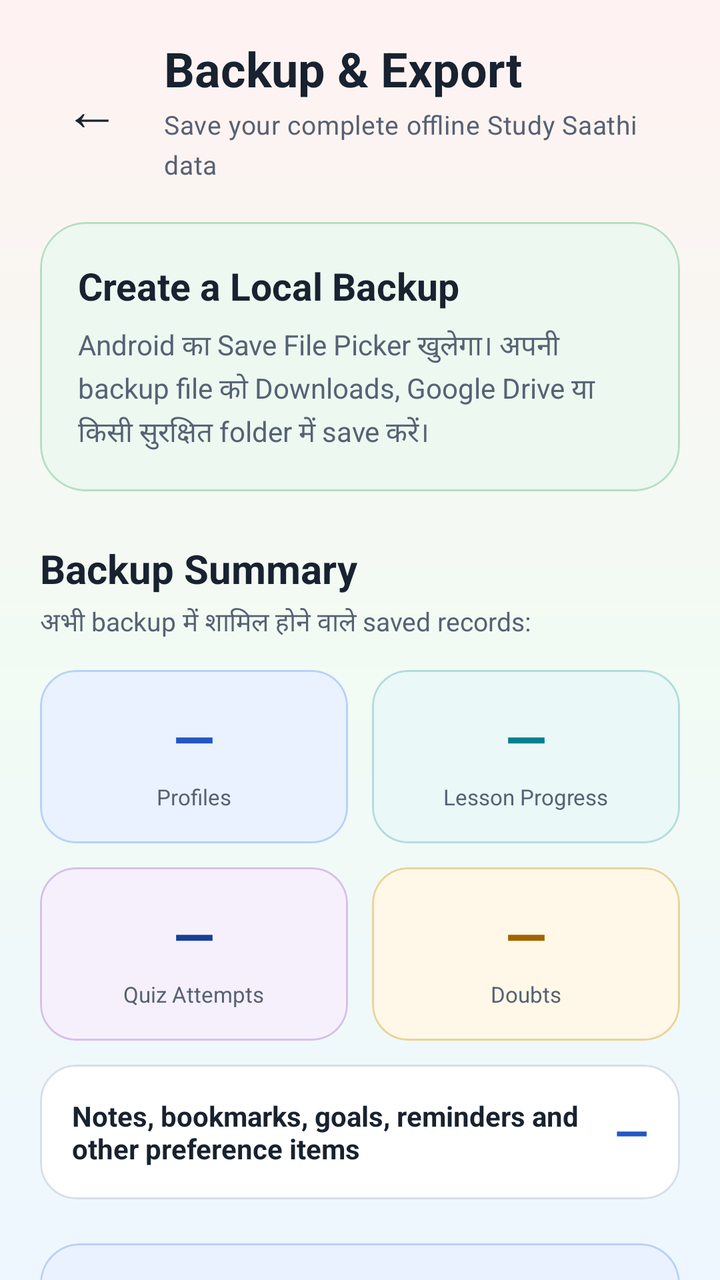
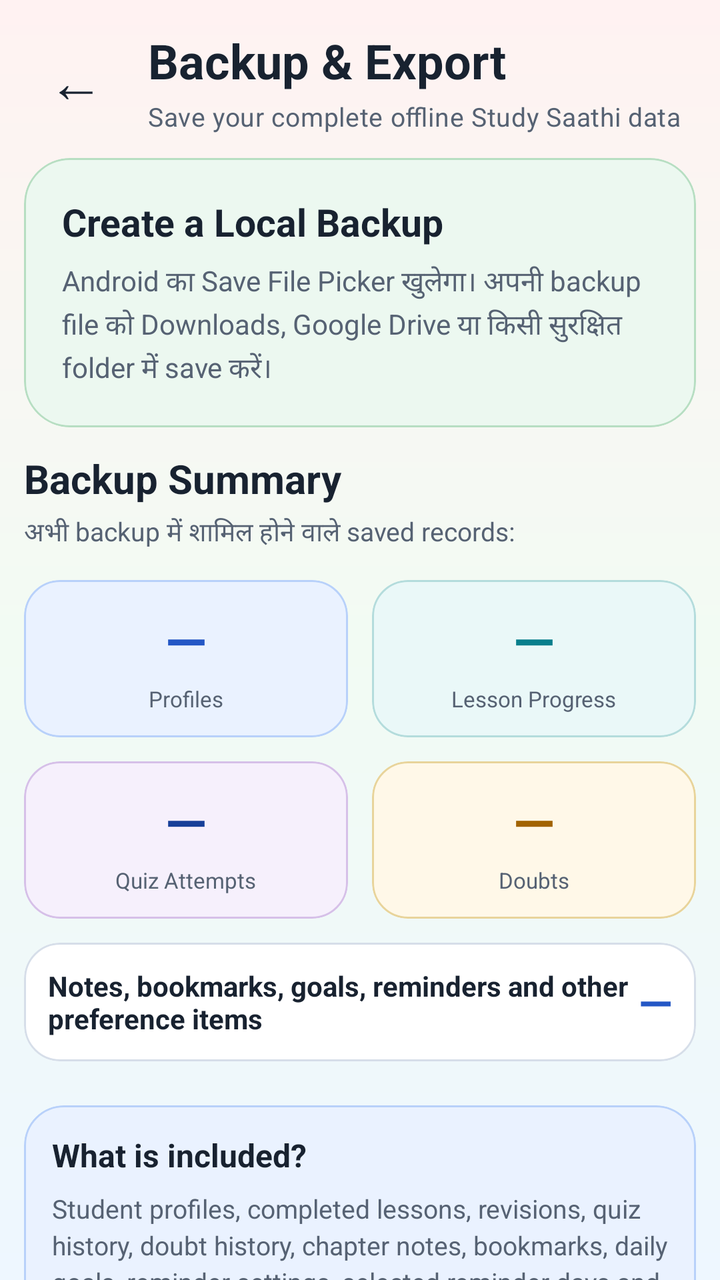

The first picture is an Android layout as it rendered before a commit; the second is the same layout after the commit. The layout source and the unified diff follow.
<!-- AndroidManifest.xml: application theme Theme.StudySaathi -->
<!-- res/layout/activity_backup_export.xml -->
<?xml version="1.0" encoding="utf-8"?>
<androidx.coordinatorlayout.widget.CoordinatorLayout xmlns:android="http://schemas.android.com/apk/res/android"
    xmlns:app="http://schemas.android.com/apk/res-auto"
    android:id="@+id/backupExportRoot"
    android:layout_width="match_parent"
    android:layout_height="match_parent"
    android:background="@drawable/bg_app_soft_mix">

    <androidx.core.widget.NestedScrollView
        android:id="@+id/contentBackupExport"
        android:layout_width="match_parent"
        android:layout_height="match_parent"
        android:clipToPadding="false"
        android:fillViewport="true"
        android:overScrollMode="never">

        <LinearLayout
            android:layout_width="match_parent"
            android:layout_height="wrap_content"
            android:orientation="vertical"
            android:paddingStart="20dp"
            android:paddingTop="18dp"
            android:paddingEnd="20dp"
            android:paddingBottom="38dp">

            <LinearLayout
                android:layout_width="match_parent"
                android:layout_height="wrap_content"
                android:gravity="center_vertical"
                android:orientation="horizontal">

                <com.google.android.material.button.MaterialButton
                    android:id="@+id/buttonBack"
                    style="@style/Widget.Material3.Button.TextButton"
                    android:layout_width="52dp"
                    android:layout_height="52dp"
                    android:contentDescription="@string/back"
                    android:insetLeft="0dp"
                    android:insetTop="0dp"
                    android:insetRight="0dp"
                    android:insetBottom="0dp"
                    android:minWidth="0dp"
                    android:text="←"
                    android:textColor="@color/ss_text_primary"
                    android:textSize="28sp"
                    app:cornerRadius="16dp" />

                <LinearLayout
                    android:layout_width="0dp"
                    android:layout_height="wrap_content"
                    android:layout_marginStart="10dp"
                    android:layout_weight="1"
                    android:orientation="vertical">

                    <TextView
                        style="@style/TextAppearance.StudySaathi.Heading"
                        android:layout_width="match_parent"
                        android:layout_height="wrap_content"
                        android:text="@string/backup_export_title"
                        android:textSize="24sp" />

                    <TextView
                        style="@style/TextAppearance.StudySaathi.Body"
                        android:layout_width="match_parent"
                        android:layout_height="wrap_content"
                        android:layout_marginTop="3dp"
                        android:text="@string/backup_export_subtitle"
                        android:textSize="13sp" />

                </LinearLayout>

            </LinearLayout>

            <com.google.android.material.card.MaterialCardView
                android:layout_width="match_parent"
                android:layout_height="wrap_content"
                android:layout_marginTop="20dp"
                app:cardBackgroundColor="@color/ss_green_soft"
                app:cardCornerRadius="23dp"
                app:cardElevation="0dp"
                app:strokeColor="@color/ss_green_border"
                app:strokeWidth="1dp">

                <LinearLayout
                    android:layout_width="match_parent"
                    android:layout_height="wrap_content"
                    android:orientation="vertical"
                    android:padding="19dp">

                    <TextView
                        android:layout_width="match_parent"
                        android:layout_height="wrap_content"
                        android:fontFamily="sans-serif-rounded"
                        android:text="@string/backup_intro_title"
                        android:textColor="@color/ss_text_primary"
                        android:textSize="19sp"
                        android:textStyle="bold" />

                    <TextView
                        android:layout_width="match_parent"
                        android:layout_height="wrap_content"
                        android:layout_marginTop="7dp"
                        android:fontFamily="sans-serif"
                        android:lineSpacingExtra="3dp"
                        android:text="@string/backup_intro_description"
                        android:textColor="@color/ss_text_secondary"
                        android:textSize="14sp" />

                </LinearLayout>

            </com.google.android.material.card.MaterialCardView>

            <TextView
                android:layout_width="match_parent"
                android:layout_height="wrap_content"
                android:layout_marginTop="25dp"
                android:fontFamily="sans-serif-rounded"
                android:text="@string/backup_summary_title"
                android:textColor="@color/ss_text_primary"
                android:textSize="20sp"
                android:textStyle="bold" />

            <TextView
                android:layout_width="match_parent"
                android:layout_height="wrap_content"
                android:layout_marginTop="4dp"
                android:text="@string/backup_summary_description"
                android:textColor="@color/ss_text_secondary"
                android:textSize="13sp" />

            <LinearLayout
                android:layout_width="match_parent"
                android:layout_height="wrap_content"
                android:layout_marginTop="14dp"
                android:orientation="horizontal">

                <com.google.android.material.card.MaterialCardView
                    android:layout_width="0dp"
                    android:layout_height="wrap_content"
                    android:layout_marginEnd="6dp"
                    android:layout_weight="1"
                    app:cardBackgroundColor="@color/ss_blue_soft"
                    app:cardCornerRadius="18dp"
                    app:cardElevation="0dp"
                    app:strokeColor="@color/ss_blue_border"
                    app:strokeWidth="1dp">

                    <LinearLayout
                        android:layout_width="match_parent"
                        android:layout_height="wrap_content"
                        android:gravity="center"
                        android:orientation="vertical"
                        android:padding="16dp">

                        <TextView
                            android:id="@+id/textBackupProfiles"
                            android:layout_width="wrap_content"
                            android:layout_height="wrap_content"
                            android:text="—"
                            android:textColor="@color/ss_primary"
                            android:textSize="27sp"
                            android:textStyle="bold" />

                        <TextView
                            android:layout_width="wrap_content"
                            android:layout_height="wrap_content"
                            android:layout_marginTop="4dp"
                            android:text="@string/backup_profiles_label"
                            android:textColor="@color/ss_text_secondary"
                            android:textSize="11sp" />

                    </LinearLayout>

                </com.google.android.material.card.MaterialCardView>

                <com.google.android.material.card.MaterialCardView
                    android:layout_width="0dp"
                    android:layout_height="wrap_content"
                    android:layout_marginStart="6dp"
                    android:layout_weight="1"
                    app:cardBackgroundColor="@color/ss_teal_soft"
                    app:cardCornerRadius="18dp"
                    app:cardElevation="0dp"
                    app:strokeColor="@color/ss_teal_border"
                    app:strokeWidth="1dp">

                    <LinearLayout
                        android:layout_width="match_parent"
                        android:layout_height="wrap_content"
                        android:gravity="center"
                        android:orientation="vertical"
                        android:padding="16dp">

                        <TextView
                            android:id="@+id/textBackupLessons"
                            android:layout_width="wrap_content"
                            android:layout_height="wrap_content"
                            android:text="—"
                            android:textColor="@color/ss_secondary"
                            android:textSize="27sp"
                            android:textStyle="bold" />

                        <TextView
                            android:layout_width="wrap_content"
                            android:layout_height="wrap_content"
                            android:layout_marginTop="4dp"
                            android:text="@string/backup_lessons_label"
                            android:textColor="@color/ss_text_secondary"
                            android:textSize="11sp" />

                    </LinearLayout>

                </com.google.android.material.card.MaterialCardView>

            </LinearLayout>

            <LinearLayout
                android:layout_width="match_parent"
                android:layout_height="wrap_content"
                android:layout_marginTop="12dp"
                android:orientation="horizontal">

                <com.google.android.material.card.MaterialCardView
                    android:layout_width="0dp"
                    android:layout_height="wrap_content"
                    android:layout_marginEnd="6dp"
                    android:layout_weight="1"
                    app:cardBackgroundColor="@color/ss_purple_soft"
                    app:cardCornerRadius="18dp"
                    app:cardElevation="0dp"
                    app:strokeColor="@color/ss_purple_border"
                    app:strokeWidth="1dp">

                    <LinearLayout
                        android:layout_width="match_parent"
                        android:layout_height="wrap_content"
                        android:gravity="center"
                        android:orientation="vertical"
                        android:padding="16dp">

                        <TextView
                            android:id="@+id/textBackupQuizzes"
                            android:layout_width="wrap_content"
                            android:layout_height="wrap_content"
                            android:text="—"
                            android:textColor="@color/ss_primary_dark"
                            android:textSize="27sp"
                            android:textStyle="bold" />

                        <TextView
                            android:layout_width="wrap_content"
                            android:layout_height="wrap_content"
                            android:layout_marginTop="4dp"
                            android:text="@string/backup_quizzes_label"
                            android:textColor="@color/ss_text_secondary"
                            android:textSize="11sp" />

                    </LinearLayout>

                </com.google.android.material.card.MaterialCardView>

                <com.google.android.material.card.MaterialCardView
                    android:layout_width="0dp"
                    android:layout_height="wrap_content"
                    android:layout_marginStart="6dp"
                    android:layout_weight="1"
                    app:cardBackgroundColor="@color/ss_yellow_soft"
                    app:cardCornerRadius="18dp"
                    app:cardElevation="0dp"
                    app:strokeColor="@color/ss_yellow_border"
                    app:strokeWidth="1dp">

                    <LinearLayout
                        android:layout_width="match_parent"
                        android:layout_height="wrap_content"
                        android:gravity="center"
                        android:orientation="vertical"
                        android:padding="16dp">

                        <TextView
                            android:id="@+id/textBackupDoubts"
                            android:layout_width="wrap_content"
                            android:layout_height="wrap_content"
                            android:text="—"
                            android:textColor="@color/ss_warning"
                            android:textSize="27sp"
                            android:textStyle="bold" />

                        <TextView
                            android:layout_width="wrap_content"
                            android:layout_height="wrap_content"
                            android:layout_marginTop="4dp"
                            android:text="@string/backup_doubts_label"
                            android:textColor="@color/ss_text_secondary"
                            android:textSize="11sp" />

                    </LinearLayout>

                </com.google.android.material.card.MaterialCardView>

            </LinearLayout>

            <com.google.android.material.card.MaterialCardView
                android:layout_width="match_parent"
                android:layout_height="wrap_content"
                android:layout_marginTop="12dp"
                app:cardBackgroundColor="@color/ss_surface"
                app:cardCornerRadius="18dp"
                app:cardElevation="0dp"
                app:strokeColor="@color/ss_outline"
                app:strokeWidth="1dp">

                <LinearLayout
                    android:layout_width="match_parent"
                    android:layout_height="wrap_content"
                    android:gravity="center_vertical"
                    android:orientation="horizontal"
                    android:padding="16dp">

                    <TextView
                        android:layout_width="0dp"
                        android:layout_height="wrap_content"
                        android:layout_weight="1"
                        android:text="@string/backup_preferences_label"
                        android:textColor="@color/ss_text_primary"
                        android:textSize="14sp"
                        android:textStyle="bold" />

                    <TextView
                        android:id="@+id/textBackupPreferenceItems"
                        android:layout_width="wrap_content"
                        android:layout_height="wrap_content"
                        android:text="—"
                        android:textColor="@color/ss_primary"
                        android:textSize="22sp"
                        android:textStyle="bold" />

                </LinearLayout>

            </com.google.android.material.card.MaterialCardView>

            <com.google.android.material.card.MaterialCardView
                android:layout_width="match_parent"
                android:layout_height="wrap_content"
                android:layout_marginTop="22dp"
                app:cardBackgroundColor="@color/ss_blue_soft"
                app:cardCornerRadius="20dp"
                app:cardElevation="0dp"
                app:strokeColor="@color/ss_blue_border"
                app:strokeWidth="1dp">

                <LinearLayout
                    android:layout_width="match_parent"
                    android:layout_height="wrap_content"
                    android:orientation="vertical"
                    android:padding="17dp">

                    <TextView
                        android:layout_width="match_parent"
                        android:layout_height="wrap_content"
                        android:text="@string/backup_included_title"
                        android:textColor="@color/ss_text_primary"
                        android:textSize="16sp"
                        android:textStyle="bold" />

                    <TextView
                        android:layout_width="match_parent"
                        android:layout_height="wrap_content"
                        android:layout_marginTop="7dp"
                        android:lineSpacingExtra="3dp"
                        android:text="@string/backup_included_description"
                        android:textColor="@color/ss_text_secondary"
                        android:textSize="13sp" />

                </LinearLayout>

            </com.google.android.material.card.MaterialCardView>

            <com.google.android.material.card.MaterialCardView
                android:layout_width="match_parent"
                android:layout_height="wrap_content"
                android:layout_marginTop="14dp"
                app:cardBackgroundColor="@color/ss_red_soft"
                app:cardCornerRadius="20dp"
                app:cardElevation="0dp"
                app:strokeColor="@color/ss_red_border"
                app:strokeWidth="1dp">

                <LinearLayout
                    android:layout_width="match_parent"
                    android:layout_height="wrap_content"
                    android:orientation="vertical"
                    android:padding="17dp">

                    <TextView
                        android:layout_width="match_parent"
                        android:layout_height="wrap_content"
                        android:text="@string/backup_privacy_title"
                        android:textColor="@color/ss_error"
                        android:textSize="16sp"
                        android:textStyle="bold" />

                    <TextView
                        android:layout_width="match_parent"
                        android:layout_height="wrap_content"
                        android:layout_marginTop="7dp"
                        android:lineSpacingExtra="3dp"
                        android:text="@string/backup_privacy_description"
                        android:textColor="@color/ss_text_secondary"
                        android:textSize="13sp" />

                </LinearLayout>

            </com.google.android.material.card.MaterialCardView>

            <TextView
                android:id="@+id/textLastBackup"
                android:layout_width="match_parent"
                android:layout_height="wrap_content"
                android:layout_marginTop="20dp"
                android:gravity="center"
                android:text="@string/backup_last_backup_none"
                android:textColor="@color/ss_text_secondary"
                android:textSize="13sp" />

            <com.google.android.material.button.MaterialButton
                android:id="@+id/buttonCreateBackup"
                style="@style/Widget.StudySaathi.Button.Primary"
                android:layout_width="match_parent"
                android:layout_height="wrap_content"
                android:layout_marginTop="15dp"
                android:text="@string/backup_create_button"
                android:textAllCaps="false"
                android:textSize="16sp" />

        </LinearLayout>

    </androidx.core.widget.NestedScrollView>

    <com.google.android.material.progressindicator.CircularProgressIndicator
        android:id="@+id/progressBackupExport"
        android:layout_width="48dp"
        android:layout_height="48dp"
        android:layout_gravity="center"
        android:visibility="gone"
        app:indicatorColor="@color/ss_primary"
        app:indicatorSize="48dp"
        app:trackColor="@color/ss_blue_soft"
        app:trackThickness="5dp" />

</androidx.coordinatorlayout.widget.CoordinatorLayout>
<!-- resources referenced by this layout -->
<resources>
  <color name="ss_blue_border">#B8D1FA</color>
  <color name="ss_blue_soft">#EAF2FF</color>
  <color name="ss_error">#BA1A1A</color>
  <color name="ss_green_border">#B7DEC2</color>
  <color name="ss_green_soft">#ECF8F0</color>
  <color name="ss_outline">#D6DEE9</color>
  <color name="ss_primary">#2457C5</color>
  <color name="ss_primary_dark">#173F99</color>
  <color name="ss_purple_border">#D6C0E8</color>
  <color name="ss_purple_soft">#F6F0FC</color>
  <color name="ss_red_border">#E9BDBD</color>
  <color name="ss_red_soft">#FFF0F0</color>
  <color name="ss_secondary">#087F8C</color>
  <color name="ss_surface">#FFFFFF</color>
  <color name="ss_teal_border">#B4DCDC</color>
  <color name="ss_teal_soft">#EAF8F8</color>
  <color name="ss_text_primary">#182230</color>
  <color name="ss_text_secondary">#566273</color>
  <color name="ss_warning">#A26300</color>
  <color name="ss_yellow_border">#E8D49B</color>
  <color name="ss_yellow_soft">#FFF8E8</color>
  <string name="back">Back</string>
  <string name="backup_create_button">
          Choose Location &amp; Create Backup
      </string>
  <string name="backup_doubts_label">
          Doubts
      </string>
  <string name="backup_export_subtitle">
          Save your complete offline Study Saathi data
      </string>
  <string name="backup_export_title">
          Backup &amp; Export
      </string>
  <string name="backup_included_description">
          Student profiles, completed lessons, revisions, quiz history, doubt history, chapter notes, bookmarks, daily goals, reminder settings, selected reminder days and reading preferences।
      </string>
  <string name="backup_included_title">
          What is included?
      </string>
  <string name="backup_intro_description">
          Android का Save File Picker खुलेगा। अपनी backup file को Downloads, Google Drive या किसी सुरक्षित folder में save करें।
      </string>
  <string name="backup_intro_title">
          Create a Local Backup
      </string>
  <string name="backup_last_backup_none">
          No backup created from this device yet
      </string>
  <string name="backup_lessons_label">
          Lesson Progress
      </string>
  <string name="backup_preferences_label">
          Notes, bookmarks, goals, reminders and other preference items
      </string>
  <string name="backup_privacy_description">
          यह JSON backup encrypted नहीं है। इसमें student names, notes और asked doubts हो सकते हैं। इसे public group या unknown person के साथ share न करें।
      </string>
  <string name="backup_privacy_title">
          Keep this file private
      </string>
  <string name="backup_profiles_label">
          Profiles
      </string>
  <string name="backup_quizzes_label">
          Quiz Attempts
      </string>
  <string name="backup_summary_description">
          अभी backup में शामिल होने वाले saved records:
      </string>
  <string name="backup_summary_title">
          Backup Summary
      </string>
  <style name="TextAppearance.StudySaathi.Body" parent="TextAppearance.Material3.BodyMedium">
          <item name="android:fontFamily">sans-serif</item>
          <item name="fontFamily">sans-serif</item>
          <item name="android:textColor">@color/ss_text_secondary</item>
      </style>
  <style name="TextAppearance.StudySaathi.Heading" parent="TextAppearance.Material3.HeadlineSmall">
          <item name="android:fontFamily">sans-serif-rounded</item>
          <item name="fontFamily">sans-serif-rounded</item>
          <item name="android:textStyle">bold</item>
          <item name="android:textColor">@color/ss_text_primary</item>
      </style>
  <color name="ss_on_primary">#FFFFFF</color>
  <color name="ss_on_secondary">#FFFFFF</color>
  <color name="ss_tertiary">#8A5A00</color>
  <color name="ss_on_tertiary">#FFFFFF</color>
  <color name="ss_background">#F7F9FC</color>
  <color name="ss_surface_soft">#F0F4FA</color>
  <color name="white">#FFFFFFFF</color>
  <!-- unchanged entries left out for length: 3 -->
</resources>

<!-- the commit's change to res/layout/activity_backup_export.xml (unified diff, before → after) -->
@@ -18,10 +18,10 @@
             android:layout_width="match_parent"
             android:layout_height="wrap_content"
             android:orientation="vertical"
-            android:paddingStart="20dp"
-            android:paddingTop="18dp"
-            android:paddingEnd="20dp"
-            android:paddingBottom="38dp">
+            android:paddingStart="12dp"
+            android:paddingTop="14dp"
+            android:paddingEnd="12dp"
+            android:paddingBottom="12dp">
 
             <LinearLayout
                 android:layout_width="match_parent"
@@ -74,7 +74,7 @@
             <com.google.android.material.card.MaterialCardView
                 android:layout_width="match_parent"
                 android:layout_height="wrap_content"
-                android:layout_marginTop="20dp"
+                android:layout_marginTop="12dp"
                 app:cardBackgroundColor="@color/ss_green_soft"
                 app:cardCornerRadius="23dp"
                 app:cardElevation="0dp"
@@ -113,7 +113,7 @@
             <TextView
                 android:layout_width="match_parent"
                 android:layout_height="wrap_content"
-                android:layout_marginTop="25dp"
+                android:layout_marginTop="12dp"
                 android:fontFamily="sans-serif-rounded"
                 android:text="@string/backup_summary_title"
                 android:textColor="@color/ss_text_primary"
@@ -150,7 +150,7 @@
                         android:layout_height="wrap_content"
                         android:gravity="center"
                         android:orientation="vertical"
-                        android:padding="16dp">
+                        android:padding="12dp">
 
                         <TextView
                             android:id="@+id/textBackupProfiles"
@@ -189,7 +189,7 @@
                         android:layout_height="wrap_content"
                         android:gravity="center"
                         android:orientation="vertical"
-                        android:padding="16dp">
+                        android:padding="12dp">
 
                         <TextView
                             android:id="@+id/textBackupLessons"
@@ -236,7 +236,7 @@
                         android:layout_height="wrap_content"
                         android:gravity="center"
                         android:orientation="vertical"
-                        android:padding="16dp">
+                        android:padding="12dp">
 
                         <TextView
                             android:id="@+id/textBackupQuizzes"
@@ -275,7 +275,7 @@
                         android:layout_height="wrap_content"
                         android:gravity="center"
                         android:orientation="vertical"
-                        android:padding="16dp">
+                        android:padding="12dp">
 
                         <TextView
                             android:id="@+id/textBackupDoubts"
@@ -315,7 +315,7 @@
                     android:layout_height="wrap_content"
                     android:gravity="center_vertical"
                     android:orientation="horizontal"
-                    android:padding="16dp">
+                    android:padding="12dp">
 
                     <TextView
                         android:layout_width="0dp"
@@ -353,7 +353,7 @@
                     android:layout_width="match_parent"
                     android:layout_height="wrap_content"
                     android:orientation="vertical"
-                    android:padding="17dp">
+                    android:padding="14dp">
 
                     <TextView
                         android:layout_width="match_parent"
@@ -390,7 +390,7 @@
                     android:layout_width="match_parent"
                     android:layout_height="wrap_content"
                     android:orientation="vertical"
-                    android:padding="17dp">
+                    android:padding="14dp">
 
                     <TextView
                         android:layout_width="match_parent"
@@ -417,7 +417,7 @@
                 android:id="@+id/textLastBackup"
                 android:layout_width="match_parent"
                 android:layout_height="wrap_content"
-                android:layout_marginTop="20dp"
+                android:layout_marginTop="12dp"
                 android:gravity="center"
                 android:text="@string/backup_last_backup_none"
                 android:textColor="@color/ss_text_secondary"
